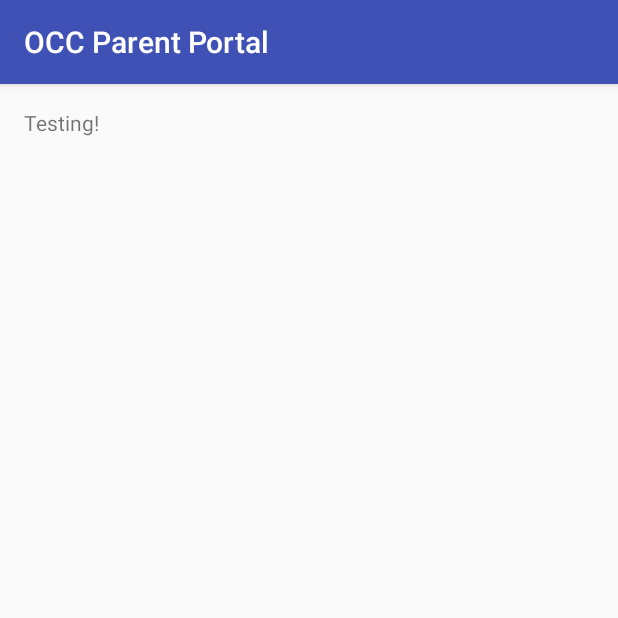
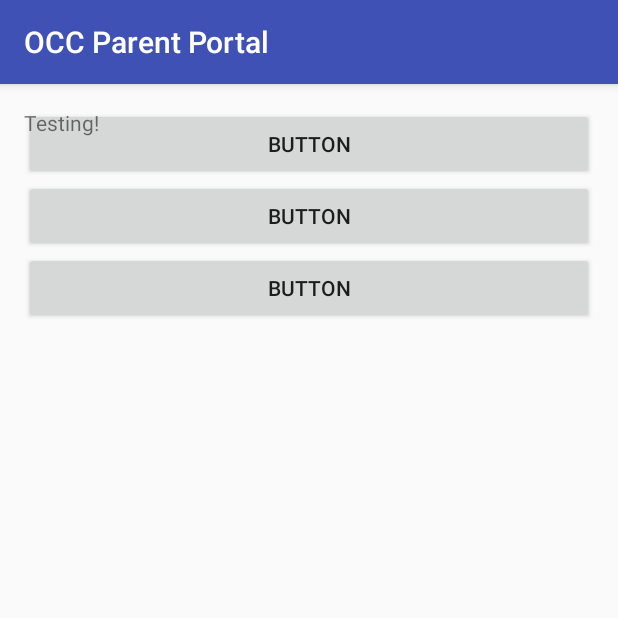
Before and after one commit to gbyersOCC/OCCParentPortal, an Android app: the screen it shows after launch (TeacherMainActivity), on a phone screen of 412 x 824 dp, the top half of it. Run offline under Robolectric (Android 15) with nearby library versions, the phone set to English and light mode, and no system bars.

```diff
--- a/app/src/main/res/layout/activity_teacher_main.xml
+++ b/app/src/main/res/layout/activity_teacher_main.xml
@@ -11,6 +11,30 @@
     android:paddingTop="@dimen/activity_vertical_margin"
     tools:context="edu.orangecoastcollege.cs273.gabyers.occparentportal.TeacherMainActivity">
 
+    <LinearLayout
+        android:orientation="vertical"
+        android:layout_width="match_parent"
+        android:layout_height="match_parent">
+
+        <Button
+            android:text="Button"
+            android:layout_width="match_parent"
+            android:layout_height="wrap_content"
+            android:id="@+id/button3" />
+
+        <Button
+            android:text="Button"
+            android:layout_width="match_parent"
+            android:layout_height="wrap_content"
+            android:id="@+id/button2" />
+
+        <Button
+            android:text="Button"
+            android:layout_width="match_parent"
+            android:layout_height="wrap_content"
+            android:id="@+id/button" />
+    </LinearLayout>
+
     <TextView
         android:layout_width="wrap_content"
         android:layout_height="wrap_content"
--- a/app/src/main/res/values/strings.xml
+++ b/app/src/main/res/values/strings.xml
@@ -1,4 +1,5 @@
 <resources>
     <string name="app_name">OCC Parent Portal</string>
     <string name="home_display_name">%1$2s guesses</string>
+    <string name="add_drdp_results_button">Add DRDP Results</string>
 </resources>
```
